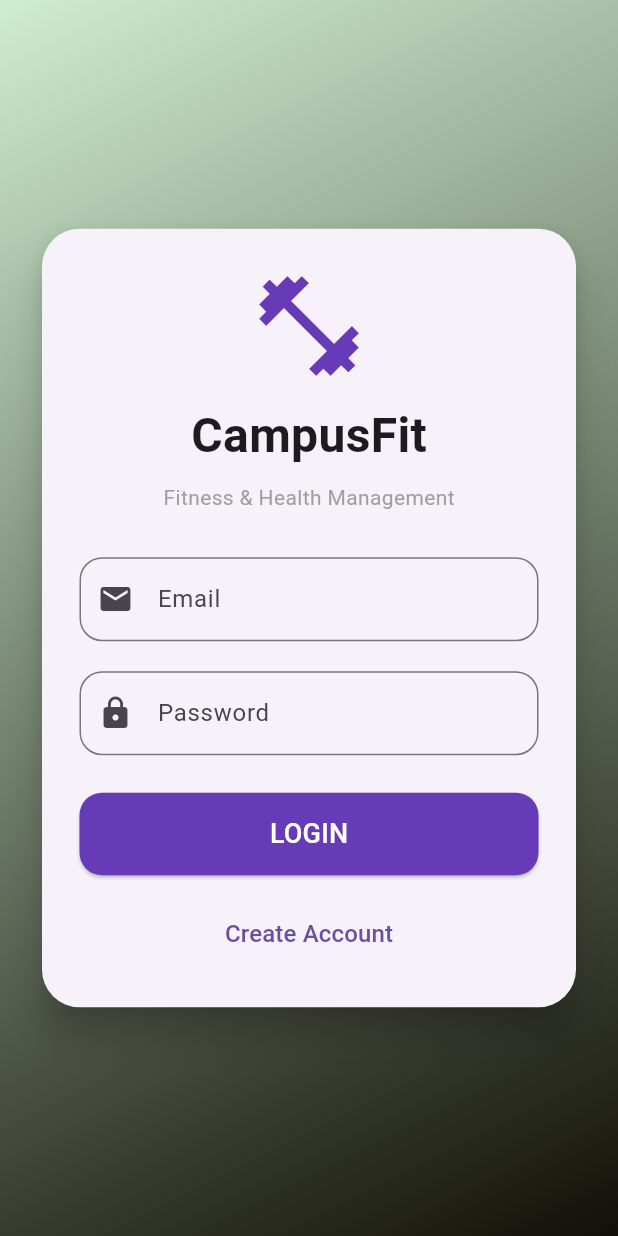
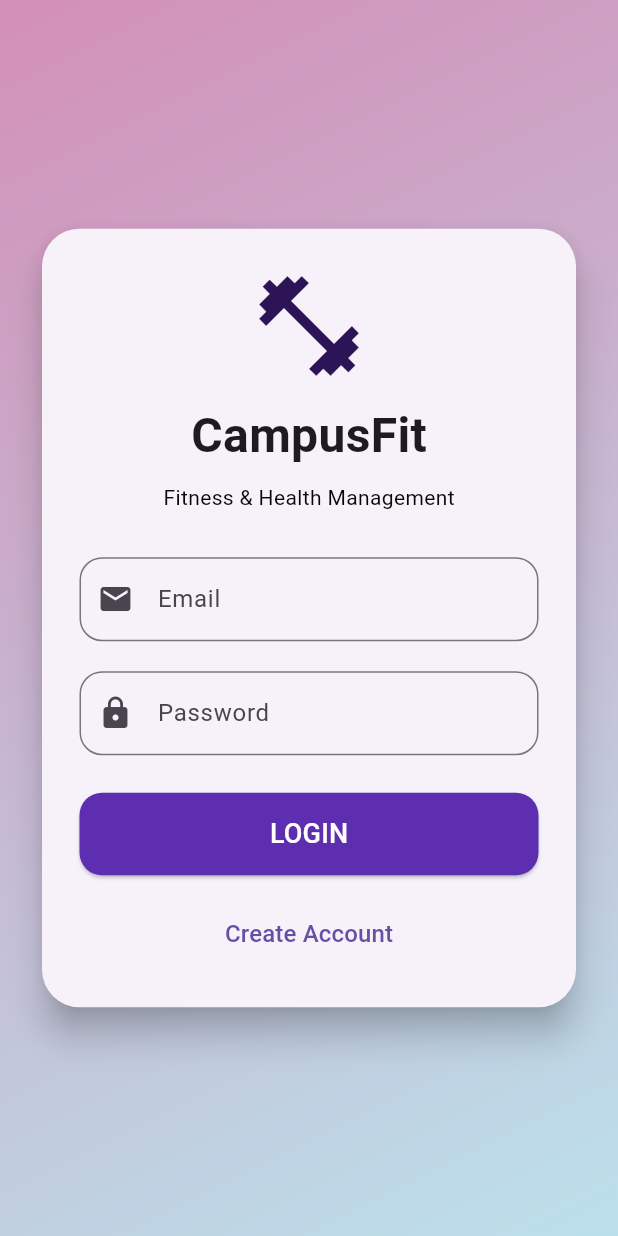
Before and after one commit to Varunreddy364/CampusFit, a Flutter app: the screen it shows after launch, on a phone screen of 412 x 824 dp. Run offline on Flutter 3.47's test engine with Material 3 defaults, Android fonts, the phone set to English and light mode, and no system bars; our stand-ins replace firebase_core; accounts and stored records are empty.

Commit message:
modiefied login page UI

```diff
--- a/lib/login_page.dart
+++ b/lib/login_page.dart
@@ -17,8 +17,8 @@ class LoginPage extends StatelessWidget {
         decoration: const BoxDecoration(
           gradient: LinearGradient(
             colors: [
-              Color.fromARGB(255, 207, 237, 208),
-              Color.fromARGB(255, 18, 16, 8),
+              Color.fromARGB(255, 211, 143, 184),
+              Color.fromARGB(255, 187, 224, 235),
             ],
             begin: Alignment.topLeft,
             end: Alignment.bottomRight,
@@ -42,7 +42,7 @@ class LoginPage extends StatelessWidget {
                         const Icon(
                           Icons.fitness_center,
                           size: 80,
-                          color: Colors.deepPurple,
+                          color: Color.fromARGB(255, 45, 20, 87),
                         ),
 
                         const SizedBox(height: 10),
@@ -59,7 +59,7 @@ class LoginPage extends StatelessWidget {
 
                         const Text(
                           "Fitness & Health Management",
-                          style: TextStyle(color: Colors.grey),
+                          style: TextStyle(color: Color.fromARGB(255, 8, 5, 5)),
                         ),
 
                         const SizedBox(height: 30),
@@ -96,7 +96,7 @@ class LoginPage extends StatelessWidget {
                           height: 55,
                           child: ElevatedButton(
                             style: ElevatedButton.styleFrom(
-                              backgroundColor: Colors.deepPurple,
+                              backgroundColor: const Color.fromARGB(255, 94, 46, 176),
                               shape: RoundedRectangleBorder(
                                 borderRadius: BorderRadius.circular(15),
                               ),
```
